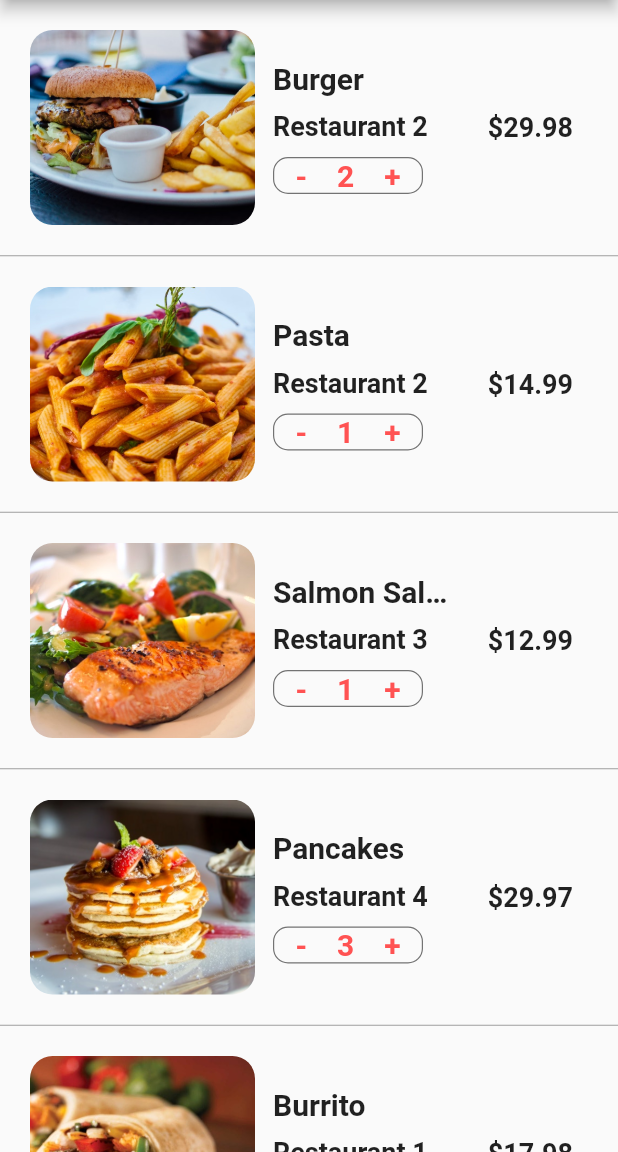
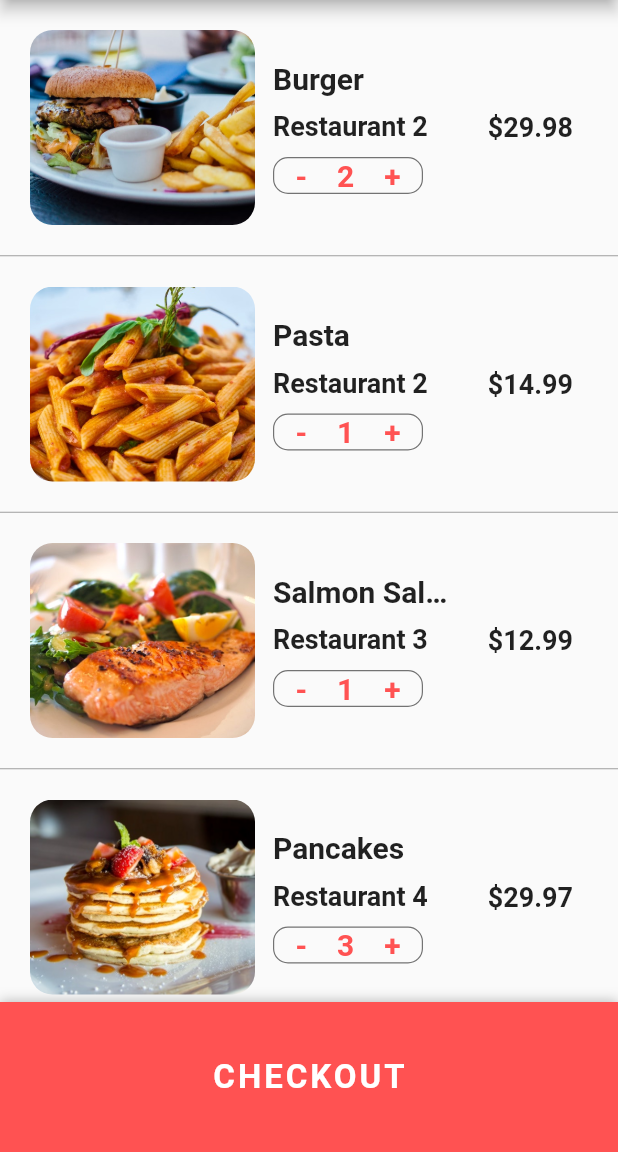
Before and after one commit to k2maan/FoodDeliveryUIFlutter, a Flutter app: the CartScreen screen opened directly, on a phone screen of 412 x 824 dp, the part 84-1236 px from its top. Run offline on Flutter 3.47's test engine with Material 2 defaults, Android fonts, the phone set to English and light mode, and no system bars.

Commit message:
Added checkout screen

```diff
--- a/lib/screens/cart_screen.dart
+++ b/lib/screens/cart_screen.dart
@@ -117,6 +117,10 @@ class _CartScreenState extends State<CartScreen> {
 
   @override
   Widget build(BuildContext context) {
+    double totalPrice = 0;
+    currentUser.cart.forEach(
+        (Order order) => totalPrice += order.quantity * order.food.price);
+
     return Scaffold(
       appBar: AppBar(
         title: Text(
@@ -124,9 +128,53 @@ class _CartScreenState extends State<CartScreen> {
         ),
       ),
       body: ListView.separated(
+        itemCount: currentUser.cart.length + 1,
         itemBuilder: (BuildContext context, int index) {
+          if (index < currentUser.cart.length) {
             Order order = currentUser.cart[index];
             return _buildCartItem(order);
+          }
+          return Padding(
+            padding: const EdgeInsets.all(20.0),
+            child: Column(
+              children: [
+                Row(
+                  mainAxisAlignment: MainAxisAlignment.spaceBetween,
+                  children: [
+                    Text(
+                      "Estimated Delivery Time:",
+                      style: TextStyle(
+                          fontSize: 20.0, fontWeight: FontWeight.w600),
+                    ),
+                    Text(
+                      "30 minutes",
+                      style: TextStyle(
+                          fontSize: 20.0, fontWeight: FontWeight.w600),
+                    ),
+                  ],
+                ),
+                SizedBox(height: 10.0),
+                Row(
+                  mainAxisAlignment: MainAxisAlignment.spaceBetween,
+                  children: [
+                    Text(
+                      "Total Cost:",
+                      style: TextStyle(
+                          fontSize: 20.0, fontWeight: FontWeight.w600),
+                    ),
+                    Text(
+                      '\$${totalPrice.toStringAsFixed(2)}',
+                      style: TextStyle(
+                          color: Colors.green[700],
+                          fontSize: 20.0,
+                          fontWeight: FontWeight.w600),
+                    ),
+                  ],
+                ),
+                SizedBox(height: 80.0)
+              ],
+            ),
+          );
         },
         separatorBuilder: (BuildContext context, int index) {
           return Divider(
@@ -134,7 +182,35 @@ class _CartScreenState extends State<CartScreen> {
             color: Colors.grey,
           );
         },
-          itemCount: currentUser.cart.length),
+      ),
+      bottomSheet: Container(
+        height: 100.0,
+        width: MediaQuery.of(context).size.width,
+        decoration: BoxDecoration(
+          color: Theme.of(context).primaryColor,
+          boxShadow: [
+            BoxShadow(
+              color: Colors.black26,
+              offset: Offset(0, -1),
+              blurRadius: 6.0,
+            ),
+          ],
+        ),
+        child: Center(
+          child: FlatButton(
+            onPressed: () {},
+            child: Text(
+              "CHECKOUT",
+              style: TextStyle(
+                color: Colors.white,
+                fontWeight: FontWeight.bold,
+                fontSize: 22.0,
+                letterSpacing: 2.0,
+              ),
+            ),
+          ),
+        ),
+      ),
     );
   }
 }
```
Lines whose indentation alone changed are shown as unchanged.
